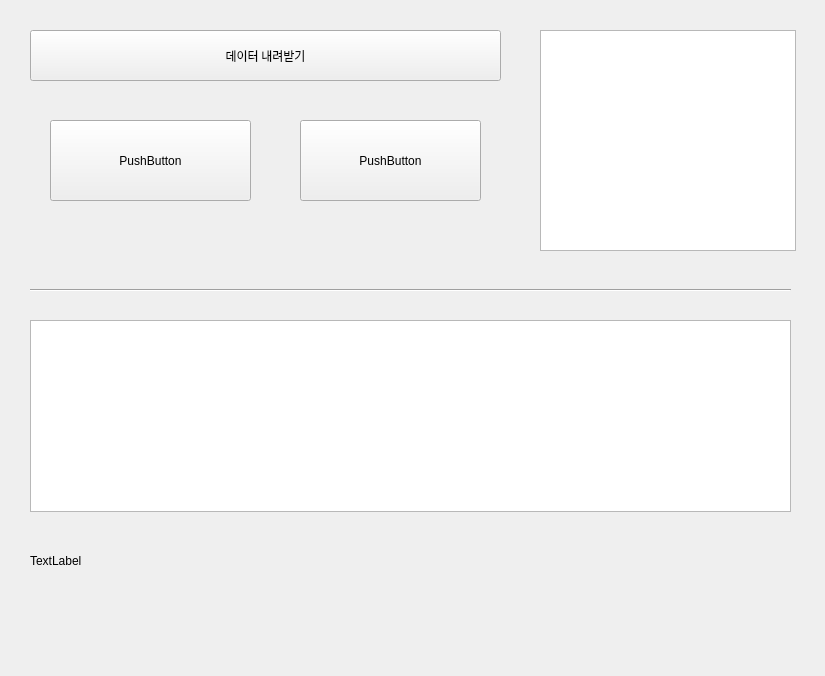
Above: main_second_window.ui from kbeekim/lol_teamfight before the change. Below: the same form after it.
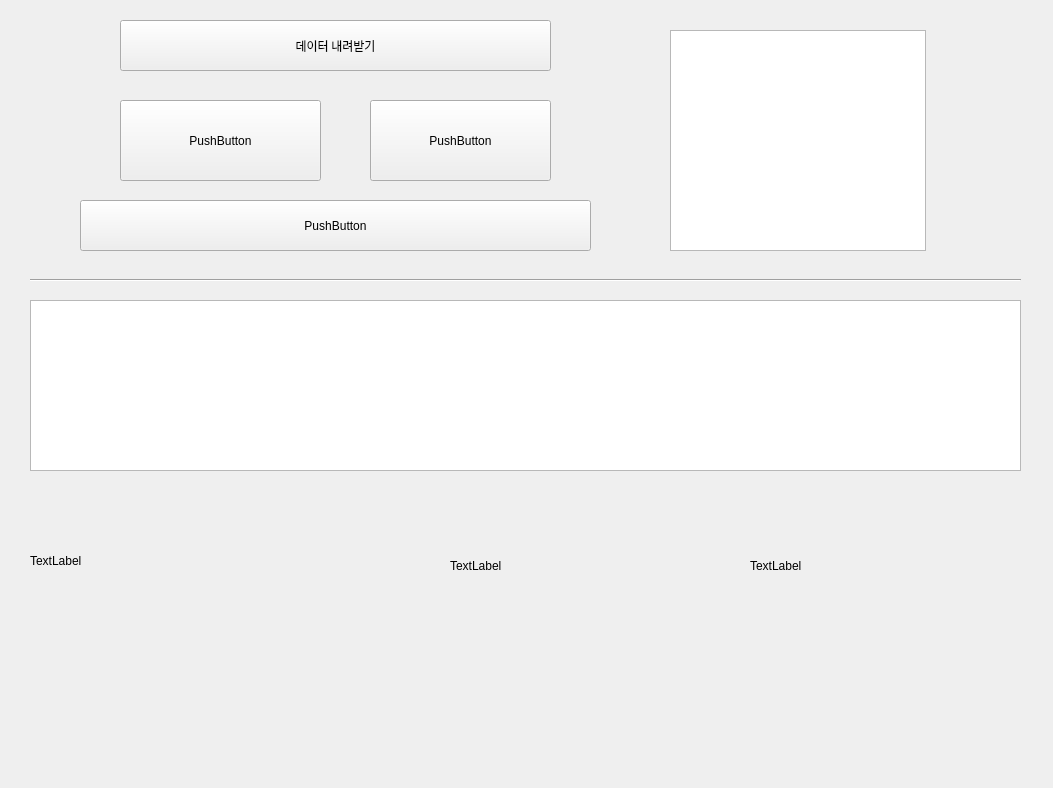
That is the form after the change.

What changed in the file:
```diff
--- a/main_second_window.ui
+++ b/main_second_window.ui
@@ -6,8 +6,8 @@
    <rect>
     <x>0</x>
     <y>0</y>
-    <width>825</width>
-    <height>676</height>
+    <width>1053</width>
+    <height>788</height>
    </rect>
   </property>
   <property name="windowTitle">
@@ -16,9 +16,9 @@
   <widget class="QPushButton" name="data_load_btn">
    <property name="geometry">
     <rect>
-     <x>30</x>
-     <y>30</y>
-     <width>471</width>
+     <x>120</x>
+     <y>20</y>
+     <width>431</width>
      <height>51</height>
     </rect>
    </property>
@@ -34,8 +34,8 @@
   <widget class="QPushButton" name="user01_btn">
    <property name="geometry">
     <rect>
-     <x>50</x>
-     <y>120</y>
+     <x>120</x>
+     <y>100</y>
      <width>201</width>
      <height>81</height>
     </rect>
@@ -47,8 +47,8 @@
   <widget class="QPushButton" name="user02_btn">
    <property name="geometry">
     <rect>
-     <x>300</x>
-     <y>120</y>
+     <x>370</x>
+     <y>100</y>
      <width>181</width>
      <height>81</height>
     </rect>
@@ -60,7 +60,7 @@
   <widget class="QListWidget" name="special_worker_list">
    <property name="geometry">
     <rect>
-     <x>540</x>
+     <x>670</x>
      <y>30</y>
      <width>256</width>
      <height>221</height>
@@ -71,9 +71,9 @@
    <property name="geometry">
     <rect>
      <x>30</x>
-     <y>320</y>
-     <width>761</width>
-     <height>192</height>
+     <y>300</y>
+     <width>991</width>
+     <height>171</height>
     </rect>
    </property>
   </widget>
@@ -81,8 +81,8 @@
    <property name="geometry">
     <rect>
      <x>30</x>
-     <y>270</y>
-     <width>761</width>
+     <y>260</y>
+     <width>991</width>
      <height>41</height>
     </rect>
    </property>
@@ -94,9 +94,48 @@
    <property name="geometry">
     <rect>
      <x>30</x>
-     <y>530</y>
-     <width>761</width>
-     <height>61</height>
+     <y>500</y>
+     <width>371</width>
+     <height>121</height>
+    </rect>
+   </property>
+   <property name="text">
+    <string>TextLabel</string>
+   </property>
+  </widget>
+  <widget class="QPushButton" name="combo_bnt">
+   <property name="geometry">
+    <rect>
+     <x>80</x>
+     <y>200</y>
+     <width>511</width>
+     <height>51</height>
+    </rect>
+   </property>
+   <property name="text">
+    <string>PushButton</string>
+   </property>
+  </widget>
+  <widget class="QLabel" name="user1_label">
+   <property name="geometry">
+    <rect>
+     <x>450</x>
+     <y>500</y>
+     <width>251</width>
+     <height>131</height>
+    </rect>
+   </property>
+   <property name="text">
+    <string>TextLabel</string>
+   </property>
+  </widget>
+  <widget class="QLabel" name="user2_label">
+   <property name="geometry">
+    <rect>
+     <x>750</x>
+     <y>500</y>
+     <width>241</width>
+     <height>131</height>
     </rect>
    </property>
    <property name="text">
```
Left out of the diff: 2 changed lines with no effect on the pictures.
